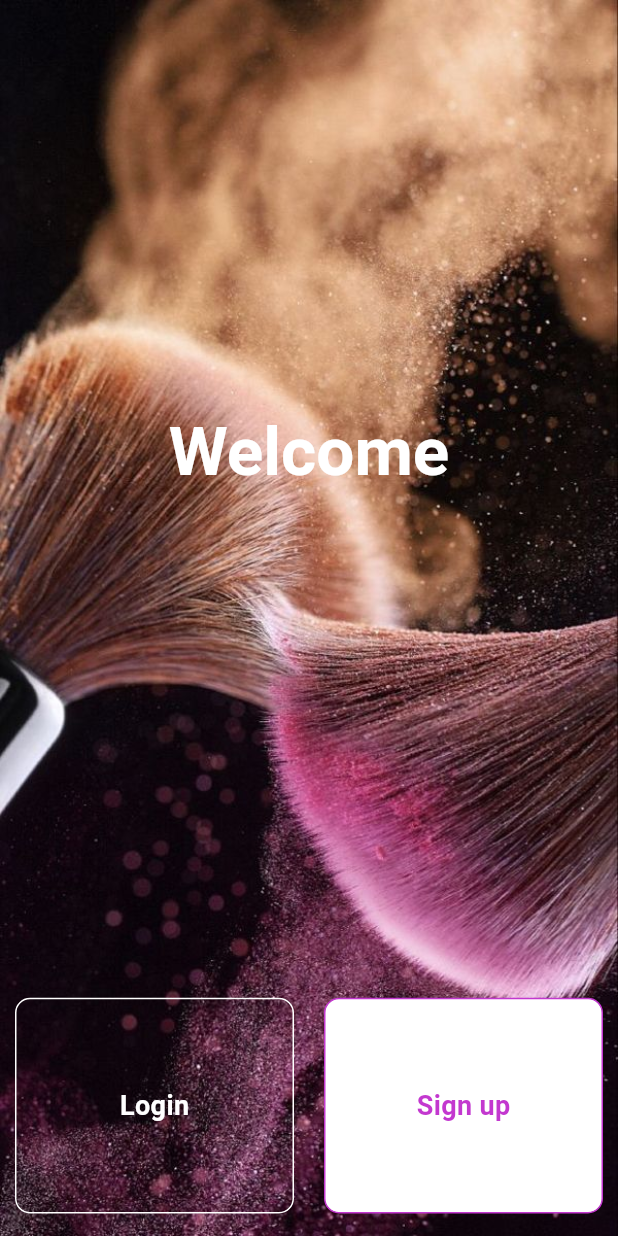
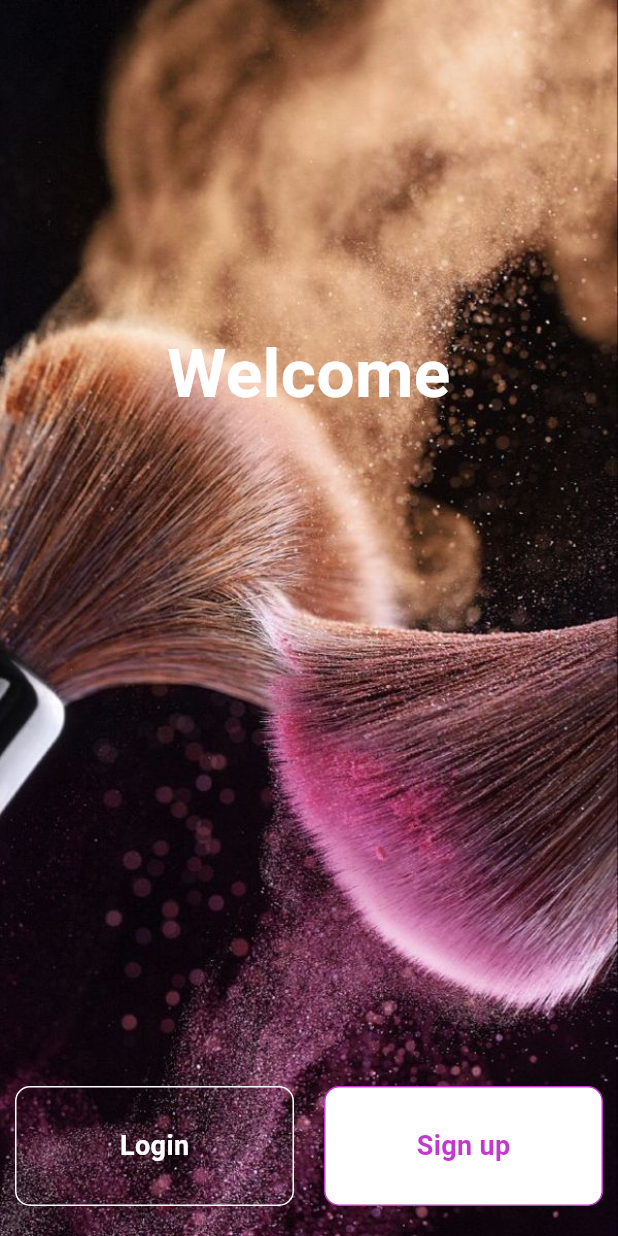
Before and after one commit to Khadijatulkubra43/Makeup_frontend, a Flutter app: the screen it shows after launch, on a phone screen of 412 x 824 dp. Run offline on Flutter 3.47's test engine with Material 3 defaults, Android fonts, the light colour scheme and no system bars; our stand-ins replace camera, get, image_picker, ionicons, shared_preferences.

Commit message:
Refactored Welcome Screen

```diff
--- a/lib/feature/welcome/screens/welcome_screen.dart
+++ b/lib/feature/welcome/screens/welcome_screen.dart
@@ -1,8 +1,6 @@
 import 'package:flutter/material.dart';
 import 'package:flutter_application_1/feature/auth/screens/signup_screen.dart';
 import 'package:flutter_application_1/feature/auth/screens/signin_screen.dart';
-// import 'package:flutter_application_1/theme/theme.dart';
-import 'package:flutter_application_1/widgets/custom_scaffold.dart';
 import 'package:flutter_application_1/widgets/welcome_button.dart';
 
 class WelcomeScreen extends StatelessWidget {
@@ -10,58 +8,33 @@ class WelcomeScreen extends StatelessWidget {
 
   @override
   Widget build(BuildContext context) {
-    return SafeArea(
-      child: CustomScaffold(
+    return Scaffold(
+      body: Container(
+        decoration: const BoxDecoration(
+          image: DecorationImage(
+            image: AssetImage('assets/images/bg1.png'),
+            fit: BoxFit.cover,
+          ),
+        ),
         child: Column(
           children: [
-            Expanded(
-              flex: 8,
-              child: Container(
-                padding: const EdgeInsets.symmetric(horizontal: 40.0),
-                child: Center(
-                  child: RichText(
+            const Spacer(flex: 2),
+            const Text(
+              'Welcome',
               textAlign: TextAlign.center,
-                    text: const TextSpan(
-                      children: [
-                        TextSpan(
-                          text: 'Welcome \n',
               style: TextStyle(
                 fontSize: 45.0,
                 fontWeight: FontWeight.w600,
+                color: Colors.white,
               ),
             ),
-
-                        // Uncomment the following lines if you'd like to add more text
-                        // TextSpan(
-                        //   text: '\nEnter personal details to your employee account',
-                        //   style: TextStyle(
-                        //     fontSize: 20,
-                        //   ),
-                        // ),
-                      ],
-                    ),
-                  ),
-                ),
-              ),
-            ),
-            Expanded(
-              flex: 2,
-              child: Align(
-                alignment: Alignment.bottomLeft,
-                child: Row(
+            const Spacer(flex: 4),
+            Row(
               children: [
                 Expanded(
                   child: WelcomeButton(
                     buttonText: 'Login',
-                        onTap: () {
-                          // Navigate to SignInScreen
-                          Navigator.push(
-                            context,
-                            MaterialPageRoute(
-                              builder: (context) => const SignInScreen(),
-                            ),
-                          );
-                        },
+                    onTap: () => _navigateTo(context, const SignInScreen()),
                     color: Colors.transparent,
                     textColor: Colors.white,
                   ),
@@ -69,29 +42,24 @@ class WelcomeScreen extends StatelessWidget {
                 Expanded(
                   child: WelcomeButton(
                     buttonText: 'Sign up',
-                        onTap: () {
-                          // Navigate to SignUpScreen
-                          Navigator.push(
-                            context,
-                            MaterialPageRoute(
-                              builder: (context) => const SignUpScreen(),
-                            ),
-                          );
-                        },
+                    onTap: () => _navigateTo(context, const SignUpScreen()),
                     color: Colors.white,
                     textColor: const Color.fromARGB(255, 195, 56, 207),
                   ),
                 ),
               ],
             ),
-              ),
-            ),
-            const SizedBox(
-              height: 5,
-            ),
+            const SizedBox(height: 10),
           ],
         ),
       ),
     );
   }
+
+  void _navigateTo(BuildContext context, Widget screen) {
+    Navigator.push(
+      context,
+      MaterialPageRoute(builder: (context) => screen),
+    );
   }
+}
--- a/lib/widgets/welcome_button.dart
+++ b/lib/widgets/welcome_button.dart
@@ -61,6 +61,7 @@ class WelcomeButton extends StatelessWidget {
     return GestureDetector(
       onTap: onTap, // Trigger the function when tapped
       child: Container(
+        height: 80,
         padding: const EdgeInsets.symmetric(vertical: 15.0),
         margin: const EdgeInsets.all(10),
         decoration: BoxDecoration(
```
Lines whose indentation alone changed are shown as unchanged.
